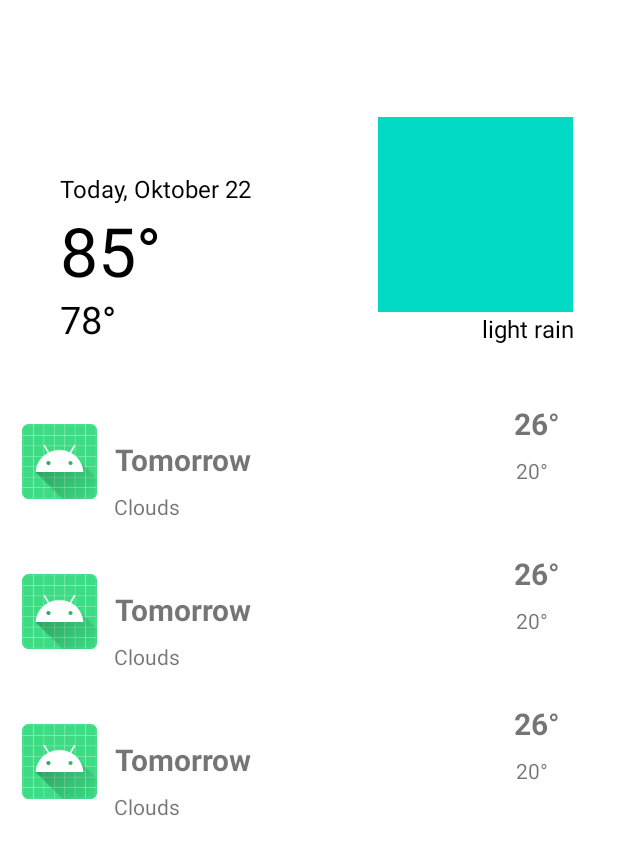
After one commit to dimassetiawan1012/TugasMobileProgramming, an Android app: the layout activity_dashboard.xml on its own in the app's theme, with its tools: preview values and no code run, on a phone screen of 412 x 824 dp. The commit adds this screen. Shown: the top 855 px of the screen. Run offline under Robolectric (Android 15) with nearby library versions, the phone set to English and light mode, and no system bars.

Commit message:
Dashboard

```diff
--- a/app/build.gradle
+++ b/app/build.gradle
@@ -41,6 +41,8 @@ dependencies {
     implementation 'androidx.constraintlayout:constraintlayout:1.1.3'
     implementation 'androidx.navigation:navigation-fragment-ktx:2.2.2'
     implementation 'androidx.navigation:navigation-ui-ktx:2.2.2'
+    implementation 'androidx.recyclerview:recyclerview:1.1.0'
+    implementation 'com.squareup.okhttp3:okhttp:3.8.1'
     testImplementation 'junit:junit:4.+'
     androidTestImplementation 'androidx.test.ext:junit:1.1.1'
     androidTestImplementation 'androidx.test.espresso:espresso-core:3.2.0'
--- a/app/src/main/AndroidManifest.xml
+++ b/app/src/main/AndroidManifest.xml
@@ -1,6 +1,10 @@
 <?xml version="1.0" encoding="utf-8"?>
 <manifest xmlns:android="http://schemas.android.com/apk/res/android"
     package="com.example.myhelloworld_dimas">
+
+
+    <uses-permission android:name="android.permission.ACCESS_NETWORK_STATE"/>
+    <uses-permission android:name="android.permission.INTERNET"/>
 
     <application
         android:allowBackup="true"
@@ -9,6 +13,7 @@
         android:roundIcon="@mipmap/ic_launcher_round"
         android:supportsRtl="true"
         android:theme="@style/Theme.MyHelloWorldDimas">
+        <activity android:name=".DashboardActivity"></activity>
         <activity android:name=".LoginActivity">
             <intent-filter>
                 <action android:name="android.intent.action.MAIN" />
--- /dev/null
+++ b/app/src/main/java/com/example/myhelloworld_dimas/DashboardActivity.kt
@@ -0,0 +1,26 @@
+package com.example.myhelloworld_dimas
+
+import androidx.appcompat.app.AppCompatActivity
+import android.os.Bundle
+import okhttp3.*
+import java.io.IOException
+
+class DashboardActivity : AppCompatActivity() {
+
+    val client = OkHttpClient()
+    override fun onCreate(savedInstanceState: Bundle?) {
+        super.onCreate(savedInstanceState)
+        setContentView(R.layout.activity_dashboard)
+
+        run(" https://api.openweathermap.org/data/2.5/forecast?q=purwakarta,ID&appid=2ce659b9c25fc6fe3a07de4ca71d1dac")
+    }
+        fun run(url: String){
+            val request = Request.Builder()
+                .url(url)
+                .build()
+            client.newCall(request).enqueue(object :Callback{
+                override fun onFailure(call: Call, e: IOException) {}
+                override fun onResponse(call: Call, response: Response) = println(response.body()?.string())
+            })
+        }
+}
--- /dev/null
+++ b/app/src/main/res/layout/activity_dashboard.xml
@@ -0,0 +1,94 @@
+<?xml version="1.0" encoding="utf-8"?>
+<androidx.constraintlayout.widget.ConstraintLayout xmlns:android="http://schemas.android.com/apk/res/android"
+    xmlns:app="http://schemas.android.com/apk/res-auto"
+    xmlns:tools="http://schemas.android.com/tools"
+    android:layout_width="match_parent"
+    android:layout_height="match_parent"
+    tools:context=".DashboardActivity">
+    android:orientation="vertical">
+
+    <RelativeLayout
+        android:id="@+id/relativeLayout"
+        android:layout_width="match_parent"
+        android:layout_height="250dp"
+        android:fitsSystemWindows="true"
+        android:scaleType="centerCrop"
+        app:layout_collapseMode="parallax"
+        app:layout_constraintTop_toTopOf="parent">
+
+        <TextView
+            android:id="@+id/txtTanggal_Hari"
+            android:layout_width="wrap_content"
+            android:layout_height="wrap_content"
+            android:layout_above="@+id/text_temp_max"
+            android:layout_marginStart="40dp"
+            android:layout_marginLeft="40dp"
+            android:text="Today, Oktober 22"
+            android:textColor="@android:color/black"
+            android:textSize="16sp" />
+
+        <TextView
+            android:id="@+id/text_temp_max"
+            android:layout_width="wrap_content"
+            android:layout_height="wrap_content"
+            android:layout_above="@+id/text_temp_min"
+            android:layout_marginStart="40dp"
+            android:layout_marginLeft="40dp"
+            android:layout_marginBottom="-2dp"
+            android:text="85\u00B0"
+            android:textColor="@android:color/black"
+            android:textSize="45sp" />
+
+        <TextView
+            android:id="@+id/text_temp_min"
+            android:layout_width="wrap_content"
+            android:layout_height="wrap_content"
+            android:layout_alignParentBottom="true"
+            android:layout_marginStart="40dp"
+            android:layout_marginLeft="40dp"
+            android:layout_marginBottom="20dp"
+            android:text="78\u00B0"
+            android:textColor="@android:color/black"
+            android:textSize="25sp" />
+
+        <ImageView
+            android:id="@+id/image_desc"
+            android:layout_width="130dp"
+            android:layout_height="130dp"
+            android:layout_above="@+id/text_desc"
+            android:layout_alignParentEnd="true"
+            android:layout_alignParentRight="true"
+            android:layout_marginRight="30dp"
+            app:srcCompat="@color/teal_200" />
+
+        <TextView
+            android:id="@+id/text_desc"
+            android:layout_width="wrap_content"
+            android:layout_height="wrap_content"
+            android:layout_alignParentEnd="true"
+            android:layout_alignParentRight="true"
+            android:layout_alignParentBottom="true"
+            android:layout_marginEnd="30dp"
+            android:layout_marginRight="30dp"
+            android:layout_marginBottom="20dp"
+            android:text="light rain"
+            android:textAlignment="center"
+            android:textColor="@android:color/black"
+            android:textSize="16sp" />
+
+    </RelativeLayout>
+
+    <androidx.recyclerview.widget.RecyclerView
+        android:id="@+id/recycler_view_container"
+        android:layout_width="414dp"
+        android:layout_height="477dp"
+        android:padding="7dp"
+        app:layoutManager="androidx.recyclerview.widget.LinearLayoutManager"
+        app:layout_constraintEnd_toEndOf="parent"
+        app:layout_constraintStart_toStartOf="parent"
+        app:layout_constraintTop_toBottomOf="@+id/relativeLayout"
+        tools:listitem="@layout/item_view">
+
+    </androidx.recyclerview.widget.RecyclerView>
+
+</androidx.constraintlayout.widget.ConstraintLayout>
--- a/app/src/main/res/layout/activity_login.xml
+++ b/app/src/main/res/layout/activity_login.xml
@@ -31,7 +31,7 @@
     <EditText
         android:id="@+id/editText"
         android:layout_width="330dp"
-        android:layout_height="37dp"
+        android:layout_height="59dp"
         android:layout_marginTop="32dp"
         android:hint="Masukan Email Anda"
         app:layout_constraintEnd_toEndOf="parent"
@@ -51,8 +51,8 @@
 
     <EditText
         android:id="@+id/editText2"
-        android:layout_width="330dp"
-        android:layout_height="37dp"
+        android:layout_width="328dp"
+        android:layout_height="59dp"
         android:layout_marginTop="32dp"
         android:hint="Masukan Password Anda"
         app:layout_constraintEnd_toEndOf="parent"
--- /dev/null
+++ b/app/src/main/res/layout/item_view.xml
@@ -0,0 +1,73 @@
+<?xml version="1.0" encoding="utf-8"?>
+<androidx.constraintlayout.widget.ConstraintLayout xmlns:android="http://schemas.android.com/apk/res/android"
+    xmlns:app="http://schemas.android.com/apk/res-auto"
+    xmlns:tools="http://schemas.android.com/tools"
+    android:layout_width="match_parent"
+    android:layout_height="100dp">
+
+    <ImageView
+        android:id="@+id/imageView"
+        android:layout_width="50dp"
+        android:layout_height="50dp"
+        app:srcCompat="@mipmap/ic_launcher"
+        android:layout_marginLeft="7dp"
+        app:layout_constraintLeft_toLeftOf="parent"
+        app:layout_constraintTop_toTopOf="parent"
+        android:layout_marginTop="8dp"
+        app:layout_constraintBottom_toBottomOf="parent"
+        android:layout_marginBottom="8dp" />
+
+    <TextView
+        android:id="@+id/textView"
+        android:layout_width="wrap_content"
+        android:layout_height="wrap_content"
+        android:textSize="20sp"
+        android:text="Tomorrow"
+        android:textStyle="bold"
+        app:layout_constraintLeft_toRightOf="@+id/imageView"
+        app:layout_constraintTop_toTopOf="parent"
+        android:layout_marginTop="8dp"
+        app:layout_constraintRight_toLeftOf="@+id/textView3"
+        android:layout_marginRight="8dp"
+        app:layout_constraintHorizontal_bias="0.067"
+        android:layout_marginBottom="8dp"
+        app:layout_constraintBottom_toTopOf="@+id/textView2"
+        app:layout_constraintVertical_bias="1.0" />
+
+    <TextView
+        android:id="@+id/textView2"
+        android:layout_width="wrap_content"
+        android:layout_height="wrap_content"
+        android:text="Clouds"
+        app:layout_constraintLeft_toRightOf="@+id/imageView"
+        app:layout_constraintBottom_toBottomOf="parent"
+        android:layout_marginBottom="10dp"
+        app:layout_constraintRight_toLeftOf="@+id/textView4"
+        android:layout_marginRight="8dp"
+        app:layout_constraintHorizontal_bias="0.051" />
+
+    <TextView
+        android:id="@+id/textView3"
+        android:layout_width="wrap_content"
+        android:layout_height="wrap_content"
+        android:text="26\u00B0"
+        android:textSize="20sp"
+        android:textStyle="bold"
+        app:layout_constraintTop_toTopOf="parent"
+        android:layout_marginTop="11dp"
+        android:layout_marginRight="33dp"
+        app:layout_constraintRight_toRightOf="parent" />
+
+    <TextView
+        android:id="@+id/textView4"
+        android:layout_width="wrap_content"
+        android:layout_height="wrap_content"
+        android:text="20\u00B0"
+        app:layout_constraintBottom_toBottomOf="parent"
+        android:layout_marginBottom="8dp"
+        android:layout_marginTop="8dp"
+        app:layout_constraintTop_toBottomOf="@+id/textView3"
+        android:layout_marginRight="41dp"
+        app:layout_constraintRight_toRightOf="parent"
+        app:layout_constraintVertical_bias="0.0" />
+</androidx.constraintlayout.widget.ConstraintLayout>
```
